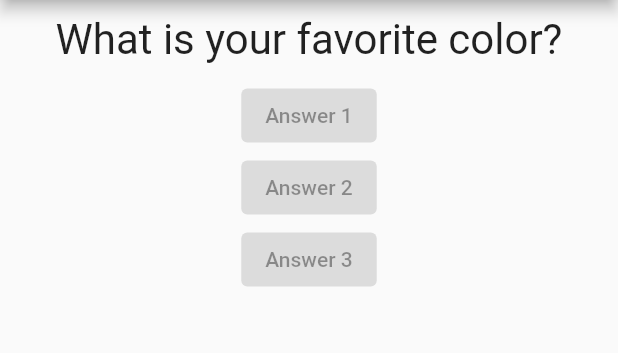
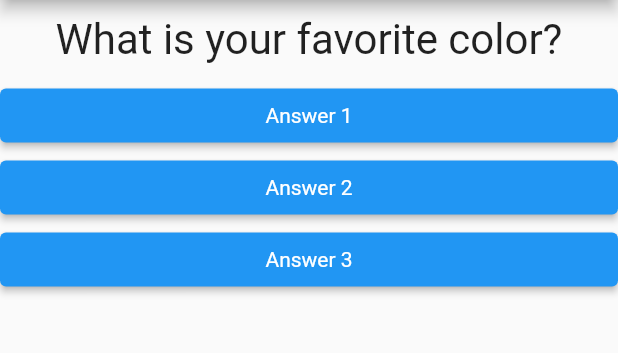
Before and after one commit to santclear/questions_project, a Flutter app: the screen it shows after launch, on a phone screen of 412 x 824 dp, the part 84-437 px from its top. Run offline on Flutter 3.47's test engine with Material 2 defaults, Android fonts, the phone set to English and light mode, and no system bars.

Commit message:
16 - New Answer constructor param and fixed calls.

```diff
--- a/lib/answer.dart
+++ b/lib/answer.dart
@@ -2,14 +2,20 @@ import 'package:flutter/material.dart';
 
 class Answer extends StatelessWidget {
   final String text;
+  final void Function() whenSelected;
 
-  const Answer(this.text, {super.key});
+  const Answer(this.text, this.whenSelected, {super.key});
 
   @override
   Widget build(BuildContext context) {
-    return ElevatedButton(
-      onPressed: null,
-      child: Text(text),
+    return Container(
+      width: double.infinity,
+      child: ElevatedButton(
+        style: ElevatedButton.styleFrom(
+            textStyle: const TextStyle(backgroundColor: Colors.blue, color: Colors.white)),
+        onPressed: whenSelected,
+        child: Text(text),
+      ),
     );
   }
 }
--- a/lib/main.dart
+++ b/lib/main.dart
@@ -16,7 +16,6 @@ class _QuestionsAppState extends State<QuestionsApp> {
     setState(() {
       _questionSelected++;
     });
-    print(_questionSelected);
   }
 
   void Function() functionThatReturnAnotherFunction() {
@@ -38,9 +37,9 @@ class _QuestionsAppState extends State<QuestionsApp> {
         body: Column(
           children: [
             Question(questions[_questionSelected]),
-            const Answer('Answer 1'),
-            const Answer('Answer 2'),
-            const Answer('Answer 3')
+            Answer('Answer 1', _answer),
+            Answer('Answer 2', _answer),
+            Answer('Answer 3', _answer)
           ],
         ),
       ),
```
